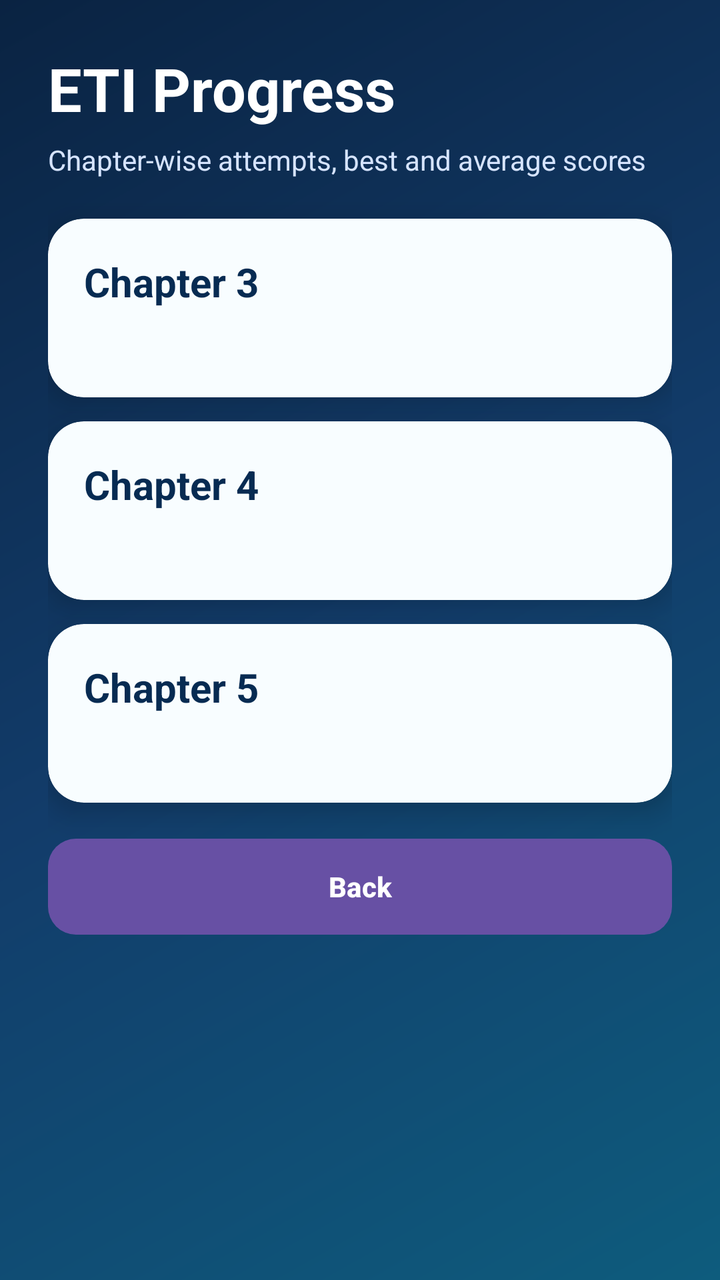
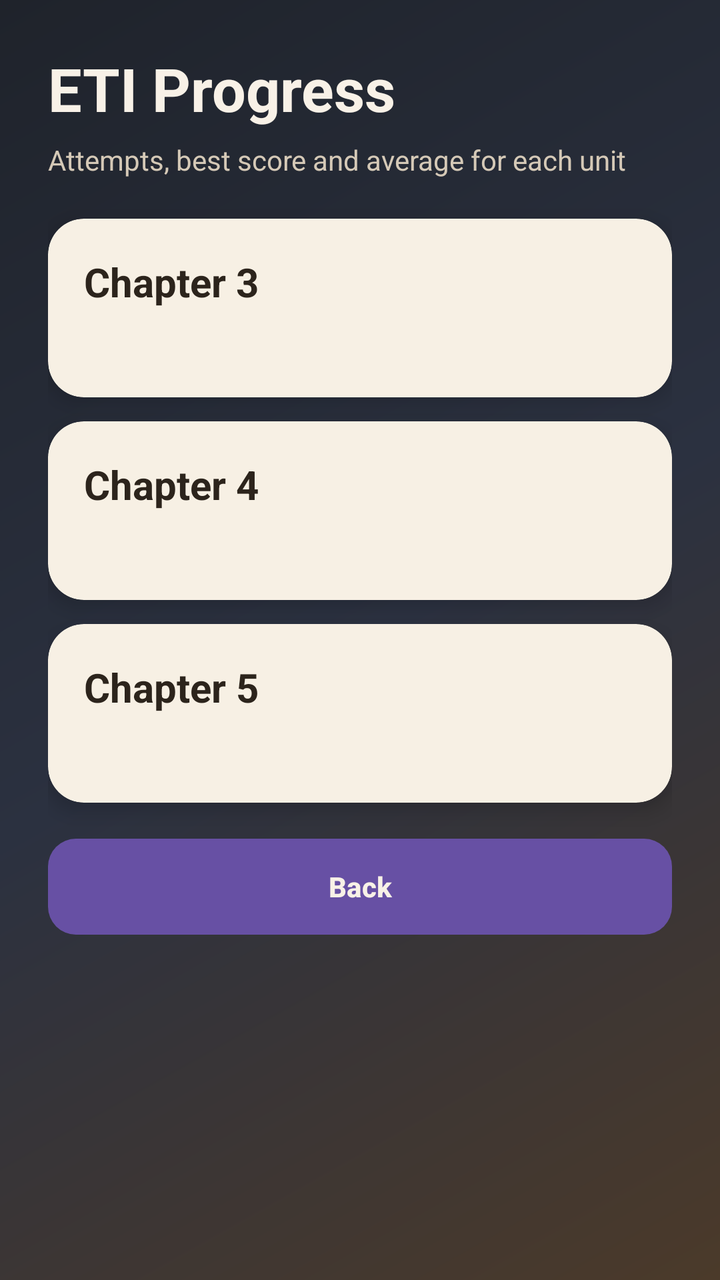

Before-and-after screenshots of an Android layout around one commit, followed by the original layout XML and the change that was made.
<!-- AndroidManifest.xml: application theme Theme.MCQForUT1 -->
<!-- res/layout/activity_progress.xml -->
<?xml version="1.0" encoding="utf-8"?>
<ScrollView xmlns:android="http://schemas.android.com/apk/res/android"
    xmlns:app="http://schemas.android.com/apk/res-auto"
    android:layout_width="match_parent"
    android:layout_height="match_parent"
    android:background="@drawable/bg_gradient_main"
    android:fillViewport="true">

    <LinearLayout
        android:layout_width="match_parent"
        android:layout_height="wrap_content"
        android:orientation="vertical"
        android:padding="24dp">

        <TextView
            android:layout_width="wrap_content"
            android:layout_height="wrap_content"
            android:text="ETI Progress"
            android:textColor="@android:color/white"
            android:textSize="30sp"
            android:textStyle="bold" />

        <TextView
            android:layout_width="wrap_content"
            android:layout_height="wrap_content"
            android:layout_marginTop="6dp"
            android:text="Chapter-wise attempts, best and average scores"
            android:textColor="#D6E4FF"
            android:textSize="14sp" />

        <androidx.cardview.widget.CardView
            android:layout_width="match_parent"
            android:layout_height="wrap_content"
            android:layout_marginTop="20dp"
            app:cardBackgroundColor="#F8FDFF"
            app:cardCornerRadius="18dp"
            app:cardElevation="8dp">

            <LinearLayout
                android:layout_width="match_parent"
                android:layout_height="wrap_content"
                android:orientation="vertical"
                android:padding="18dp">

                <TextView
                    android:layout_width="wrap_content"
                    android:layout_height="wrap_content"
                    android:text="Chapter 3"
                    android:textColor="#072B52"
                    android:textSize="20sp"
                    android:textStyle="bold" />

                <TextView
                    android:id="@+id/tvCh3Stats"
                    android:layout_width="wrap_content"
                    android:layout_height="wrap_content"
                    android:layout_marginTop="6dp"
                    android:textColor="#274A70"
                    android:textSize="15sp" />
            </LinearLayout>
        </androidx.cardview.widget.CardView>

        <androidx.cardview.widget.CardView
            android:layout_width="match_parent"
            android:layout_height="wrap_content"
            android:layout_marginTop="12dp"
            app:cardBackgroundColor="#F8FDFF"
            app:cardCornerRadius="18dp"
            app:cardElevation="8dp">

            <LinearLayout
                android:layout_width="match_parent"
                android:layout_height="wrap_content"
                android:orientation="vertical"
                android:padding="18dp">

                <TextView
                    android:layout_width="wrap_content"
                    android:layout_height="wrap_content"
                    android:text="Chapter 4"
                    android:textColor="#072B52"
                    android:textSize="20sp"
                    android:textStyle="bold" />

                <TextView
                    android:id="@+id/tvCh4Stats"
                    android:layout_width="wrap_content"
                    android:layout_height="wrap_content"
                    android:layout_marginTop="6dp"
                    android:textColor="#274A70"
                    android:textSize="15sp" />
            </LinearLayout>
        </androidx.cardview.widget.CardView>

        <androidx.cardview.widget.CardView
            android:layout_width="match_parent"
            android:layout_height="wrap_content"
            android:layout_marginTop="12dp"
            app:cardBackgroundColor="#F8FDFF"
            app:cardCornerRadius="18dp"
            app:cardElevation="8dp">

            <LinearLayout
                android:layout_width="match_parent"
                android:layout_height="wrap_content"
                android:orientation="vertical"
                android:padding="18dp">

                <TextView
                    android:layout_width="wrap_content"
                    android:layout_height="wrap_content"
                    android:text="Chapter 5"
                    android:textColor="#072B52"
                    android:textSize="20sp"
                    android:textStyle="bold" />

                <TextView
                    android:id="@+id/tvCh5Stats"
                    android:layout_width="wrap_content"
                    android:layout_height="wrap_content"
                    android:layout_marginTop="6dp"
                    android:textColor="#274A70"
                    android:textSize="15sp" />
            </LinearLayout>
        </androidx.cardview.widget.CardView>

        <Button
            android:id="@+id/btnBack"
            android:layout_width="match_parent"
            android:layout_height="wrap_content"
            android:layout_marginTop="18dp"
            android:background="@drawable/bg_card"
            android:text="Back"
            android:textAllCaps="false"
            android:textColor="@android:color/white"
            android:textStyle="bold" />

    </LinearLayout>
</ScrollView>
<!-- resources referenced by this layout -->
<resources>
  <!-- drawable bg_card (drawable) -->
  ﻿<?xml version="1.0" encoding="utf-8"?>
  <shape xmlns:android="http://schemas.android.com/apk/res/android" android:shape="rectangle">
      <corners android:radius="14dp" />
      <gradient android:angle="0" android:startColor="#1E7CC5" android:endColor="#24A3B8" />
  </shape>
  <!-- drawable bg_gradient_main (drawable) -->
  ﻿<?xml version="1.0" encoding="utf-8"?>
  <shape xmlns:android="http://schemas.android.com/apk/res/android" android:shape="rectangle">
      <gradient
          android:angle="315"
          android:startColor="#0A2342"
          android:centerColor="#123C6A"
          android:endColor="#0E5C7D" />
  </shape>
  <style name="Theme.MCQForUT1" parent="Base.Theme.MCQForUT1" />
  <style name="Base.Theme.MCQForUT1" parent="Theme.Material3.DayNight.NoActionBar">
          
          
      </style>
</resources>

<!-- the commit's change to res/layout/activity_progress.xml (unified diff, before → after) -->
@@ -1,4 +1,4 @@
-<?xml version="1.0" encoding="utf-8"?>
+﻿<?xml version="1.0" encoding="utf-8"?>
 <ScrollView xmlns:android="http://schemas.android.com/apk/res/android"
     xmlns:app="http://schemas.android.com/apk/res-auto"
     android:layout_width="match_parent"
@@ -13,10 +13,11 @@
         android:padding="24dp">
 
         <TextView
+            android:id="@+id/tvProgressTitle"
             android:layout_width="wrap_content"
             android:layout_height="wrap_content"
             android:text="ETI Progress"
-            android:textColor="@android:color/white"
+            android:textColor="@color/ink_light"
             android:textSize="30sp"
             android:textStyle="bold" />
 
@@ -24,17 +25,17 @@
             android:layout_width="wrap_content"
             android:layout_height="wrap_content"
             android:layout_marginTop="6dp"
-            android:text="Chapter-wise attempts, best and average scores"
-            android:textColor="#D6E4FF"
+            android:text="Attempts, best score and average for each unit"
+            android:textColor="@color/ink_muted"
             android:textSize="14sp" />
 
         <androidx.cardview.widget.CardView
             android:layout_width="match_parent"
             android:layout_height="wrap_content"
             android:layout_marginTop="20dp"
-            app:cardBackgroundColor="#F8FDFF"
+            app:cardBackgroundColor="@color/surface_panel"
             app:cardCornerRadius="18dp"
-            app:cardElevation="8dp">
+            app:cardElevation="6dp">
 
             <LinearLayout
                 android:layout_width="match_parent"
@@ -43,10 +44,11 @@
                 android:padding="18dp">
 
                 <TextView
+                    android:id="@+id/tvCh3Label"
                     android:layout_width="wrap_content"
                     android:layout_height="wrap_content"
                     android:text="Chapter 3"
-                    android:textColor="#072B52"
+                    android:textColor="@color/ink_dark"
                     android:textSize="20sp"
                     android:textStyle="bold" />
 
@@ -55,7 +57,7 @@
                     android:layout_width="wrap_content"
                     android:layout_height="wrap_content"
                     android:layout_marginTop="6dp"
-                    android:textColor="#274A70"
+                    android:textColor="@color/ink_soft"
                     android:textSize="15sp" />
             </LinearLayout>
         </androidx.cardview.widget.CardView>
@@ -64,9 +66,9 @@
             android:layout_width="match_parent"
             android:layout_height="wrap_content"
             android:layout_marginTop="12dp"
-            app:cardBackgroundColor="#F8FDFF"
+            app:cardBackgroundColor="@color/surface_panel"
             app:cardCornerRadius="18dp"
-            app:cardElevation="8dp">
+            app:cardElevation="6dp">
 
             <LinearLayout
                 android:layout_width="match_parent"
@@ -75,10 +77,11 @@
                 android:padding="18dp">
 
                 <TextView
+                    android:id="@+id/tvCh4Label"
                     android:layout_width="wrap_content"
                     android:layout_height="wrap_content"
                     android:text="Chapter 4"
-                    android:textColor="#072B52"
+                    android:textColor="@color/ink_dark"
                     android:textSize="20sp"
                     android:textStyle="bold" />
 
@@ -87,7 +90,7 @@
                     android:layout_width="wrap_content"
                     android:layout_height="wrap_content"
                     android:layout_marginTop="6dp"
-                    android:textColor="#274A70"
+                    android:textColor="@color/ink_soft"
                     android:textSize="15sp" />
             </LinearLayout>
         </androidx.cardview.widget.CardView>
@@ -96,9 +99,9 @@
             android:layout_width="match_parent"
             android:layout_height="wrap_content"
             android:layout_marginTop="12dp"
-            app:cardBackgroundColor="#F8FDFF"
+            app:cardBackgroundColor="@color/surface_panel"
             app:cardCornerRadius="18dp"
-            app:cardElevation="8dp">
+            app:cardElevation="6dp">
 
             <LinearLayout
                 android:layout_width="match_parent"
@@ -107,10 +110,11 @@
                 android:padding="18dp">
 
                 <TextView
+                    android:id="@+id/tvCh5Label"
                     android:layout_width="wrap_content"
                     android:layout_height="wrap_content"
                     android:text="Chapter 5"
-                    android:textColor="#072B52"
+                    android:textColor="@color/ink_dark"
                     android:textSize="20sp"
                     android:textStyle="bold" />
 
@@ -119,7 +123,7 @@
                     android:layout_width="wrap_content"
                     android:layout_height="wrap_content"
                     android:layout_marginTop="6dp"
-                    android:textColor="#274A70"
+                    android:textColor="@color/ink_soft"
                     android:textSize="15sp" />
             </LinearLayout>
         </androidx.cardview.widget.CardView>
@@ -132,7 +136,7 @@
             android:background="@drawable/bg_card"
             android:text="Back"
             android:textAllCaps="false"
-            android:textColor="@android:color/white"
+            android:textColor="@color/ink_light"
             android:textStyle="bold" />
 
     </LinearLayout>
<!-- resource entries referenced after the edit -->
@@ -1,19 +1,24 @@
 <!-- resources referenced by this layout -->
 <resources>
+  <color name="ink_dark">#2C241C</color>
+  <color name="ink_light">#F8F1E7</color>
+  <color name="ink_muted">#D5C9B7</color>
+  <color name="ink_soft">#6E6253</color>
+  <color name="surface_panel">#F7F0E4</color>
   <!-- drawable bg_card (drawable) -->
   ﻿<?xml version="1.0" encoding="utf-8"?>
   <shape xmlns:android="http://schemas.android.com/apk/res/android" android:shape="rectangle">
       <corners android:radius="14dp" />
-      <gradient android:angle="0" android:startColor="#1E7CC5" android:endColor="#24A3B8" />
+      <gradient android:angle="0" android:startColor="#8F6A3A" android:endColor="#6F522F" />
   </shape>
   <!-- drawable bg_gradient_main (drawable) -->
   ﻿<?xml version="1.0" encoding="utf-8"?>
   <shape xmlns:android="http://schemas.android.com/apk/res/android" android:shape="rectangle">
       <gradient
           android:angle="315"
-          android:startColor="#0A2342"
-          android:centerColor="#123C6A"
-          android:endColor="#0E5C7D" />
+          android:startColor="#1F232B"
+          android:centerColor="#2B3140"
+          android:endColor="#4B3A2A" />
   </shape>
   <style name="Theme.MCQForUT1" parent="Base.Theme.MCQForUT1" />
   <style name="Base.Theme.MCQForUT1" parent="Theme.Material3.DayNight.NoActionBar">
